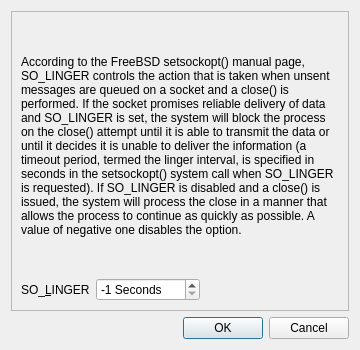
Before: the Qt Designer form branches/trunk/UI/spot-on-socket-options.ui in textbrowser/spot-on, drawn with Qt 5.
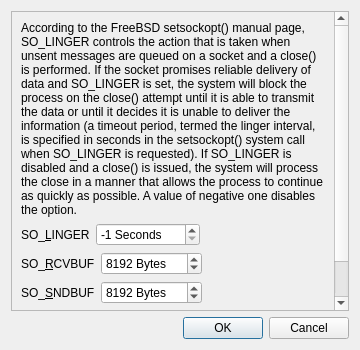
After: the same form once the commit is applied. Icons and pictures are not drawn.

What changed in the file:
```diff
--- a/branches/trunk/UI/spot-on-socket-options.ui
+++ b/branches/trunk/UI/spot-on-socket-options.ui
@@ -24,9 +24,9 @@
       <property name="geometry">
        <rect>
         <x>0</x>
-        <y>-42</y>
+        <y>-64</y>
         <width>326</width>
-        <height>341</height>
+        <height>407</height>
        </rect>
       </property>
       <layout class="QVBoxLayout" name="verticalLayout_2">
@@ -83,6 +83,105 @@
          </item>
         </layout>
        </item>
+       <item>
+        <layout class="QHBoxLayout" name="horizontalLayout_2">
+         <item>
+          <widget class="QLabel" name="label_3">
+           <property name="text">
+            <string>SO_&amp;RCVBUF</string>
+           </property>
+           <property name="buddy">
+            <cstring>so_linger</cstring>
+           </property>
+          </widget>
+         </item>
+         <item>
+          <widget class="QSpinBox" name="so_rcvbuf">
+           <property name="suffix">
+            <string> Bytes</string>
+           </property>
+           <property name="minimum">
+            <number>4096</number>
+           </property>
+           <property name="maximum">
+            <number>999999999</number>
+           </property>
+           <property name="value">
+            <number>8192</number>
+           </property>
+          </widget>
+         </item>
+         <item>
+          <spacer name="horizontalSpacer_2">
+           <property name="orientation">
+            <enum>Qt::Horizontal</enum>
+           </property>
+           <property name="sizeHint" stdset="0">
+            <size>
+             <width>40</width>
+             <height>20</height>
+            </size>
+           </property>
+          </spacer>
+         </item>
+        </layout>
+       </item>
+       <item>
+        <layout class="QHBoxLayout" name="horizontalLayout_3">
+         <item>
+          <widget class="QLabel" name="label_4">
+           <property name="text">
+            <string>SO_&amp;SNDBUF</string>
+           </property>
+           <property name="buddy">
+            <cstring>so_linger</cstring>
+           </property>
+          </widget>
+         </item>
+         <item>
+          <widget class="QSpinBox" name="so_sndbuf">
+           <property name="suffix">
+            <string> Bytes</string>
+           </property>
+           <property name="minimum">
+            <number>4096</number>
+           </property>
+           <property name="maximum">
+            <number>999999999</number>
+           </property>
+           <property name="value">
+            <number>8192</number>
+           </property>
+          </widget>
+         </item>
+         <item>
+          <spacer name="horizontalSpacer_3">
+           <property name="orientation">
+            <enum>Qt::Horizontal</enum>
+           </property>
+           <property name="sizeHint" stdset="0">
+            <size>
+             <width>40</width>
+             <height>20</height>
+            </size>
+           </property>
+          </spacer>
+         </item>
+        </layout>
+       </item>
+       <item>
+        <spacer name="verticalSpacer">
+         <property name="orientation">
+          <enum>Qt::Vertical</enum>
+         </property>
+         <property name="sizeHint" stdset="0">
+          <size>
+           <width>20</width>
+           <height>40</height>
+          </size>
+         </property>
+        </spacer>
+       </item>
       </layout>
      </widget>
     </widget>
```
Left out of the diff: 3 changed lines with no effect on the pictures.
